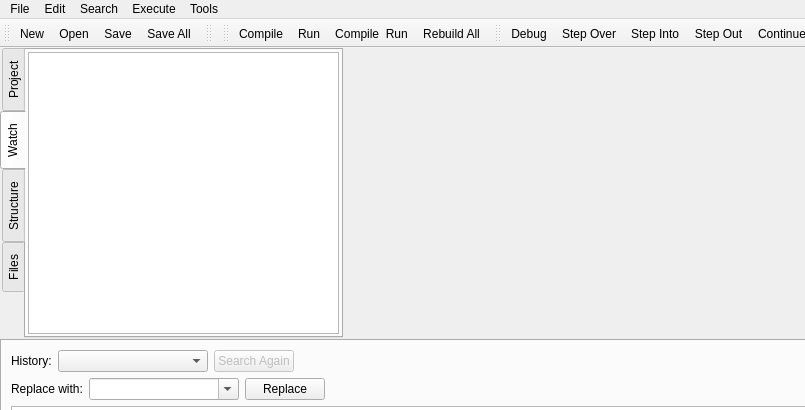
royqh1979/RedPanda-CPP, file RedPandaIDE/mainwindow.ui: the form before one commit; both pictures show x 0 to 805 and y 0 to 410 of the 946 by 657 pixel window.
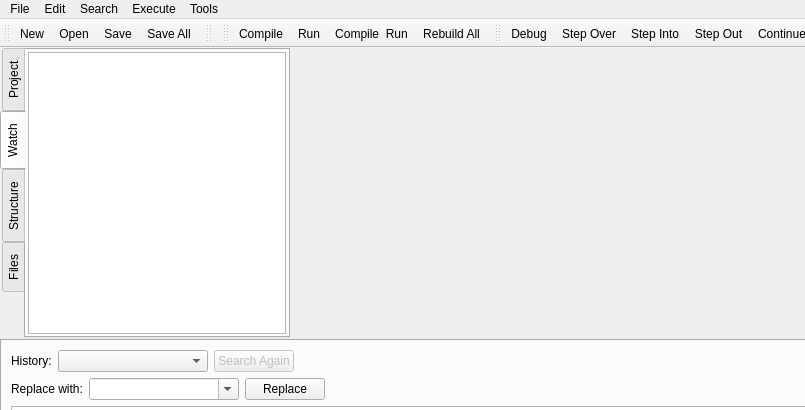
The form after the commit. The open tabs and pages were chosen to show the change. Icons and pictures are not drawn. Custom widgets are drawn as their Qt base class.

Diff of the .ui file:
```diff
--- a/RedPandaIDE/mainwindow.ui
+++ b/RedPandaIDE/mainwindow.ui
@@ -77,7 +77,7 @@
           <widget class="QTabWidget" name="tabInfos">
            <property name="sizePolicy">
             <sizepolicy hsizetype="Fixed" vsizetype="Expanding">
-             <horstretch>1</horstretch>
+             <horstretch>0</horstretch>
              <verstretch>0</verstretch>
             </sizepolicy>
            </property>
@@ -168,7 +168,7 @@
           <widget class="QWidget" name="EditorPanel" native="true">
            <property name="sizePolicy">
             <sizepolicy hsizetype="Expanding" vsizetype="Preferred">
-             <horstretch>2</horstretch>
+             <horstretch>1</horstretch>
              <verstretch>0</verstretch>
             </sizepolicy>
            </property>
@@ -190,6 +190,12 @@
             </property>
             <item>
              <widget class="QSplitter" name="splitterEditorPanel">
+              <property name="sizePolicy">
+               <sizepolicy hsizetype="Expanding" vsizetype="Preferred">
+                <horstretch>0</horstretch>
+                <verstretch>0</verstretch>
+               </sizepolicy>
+              </property>
               <property name="orientation">
                <enum>Qt::Horizontal</enum>
               </property>
@@ -197,6 +203,12 @@
                <number>1</number>
               </property>
               <widget class="QTabWidget" name="EditorTabsLeft">
+               <property name="sizePolicy">
+                <sizepolicy hsizetype="Ignored" vsizetype="Expanding">
+                 <horstretch>0</horstretch>
+                 <verstretch>0</verstretch>
+                </sizepolicy>
+               </property>
                <property name="currentIndex">
                 <number>-1</number>
                </property>
```
Left out of the diff: 2 changed lines with no effect on the pictures.
